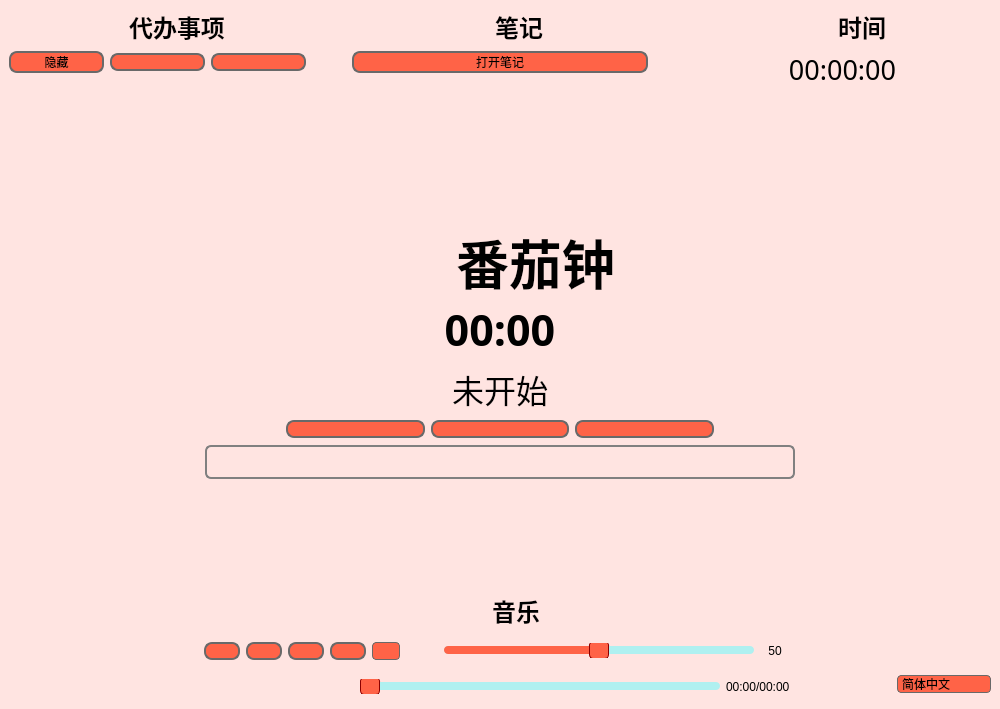
Above: mainwindow.ui from Vivanto-Libera/Pomodoro before the change. Below: the same form after it.
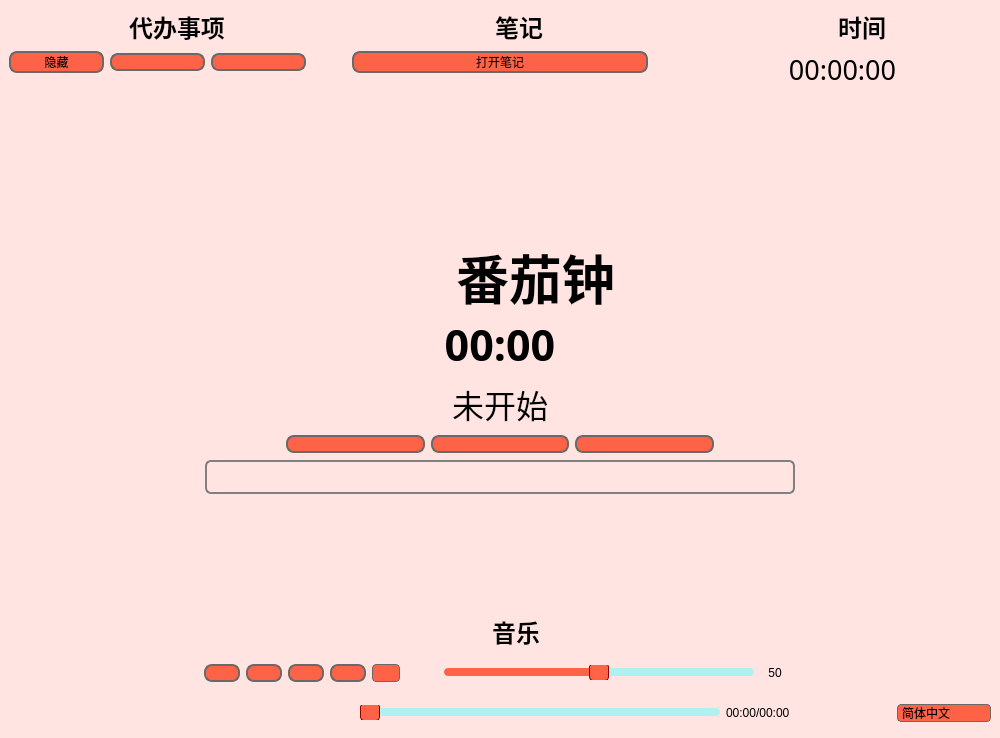
That is the form after the change. Icons and pictures are not drawn.

```diff
--- a/mainwindow.ui
+++ b/mainwindow.ui
@@ -7,7 +7,7 @@
     <x>0</x>
     <y>0</y>
     <width>1000</width>
-    <height>709</height>
+    <height>738</height>
    </rect>
   </property>
   <property name="sizePolicy">
```
Left out of the diff: 2 changed lines with no effect on the pictures.
